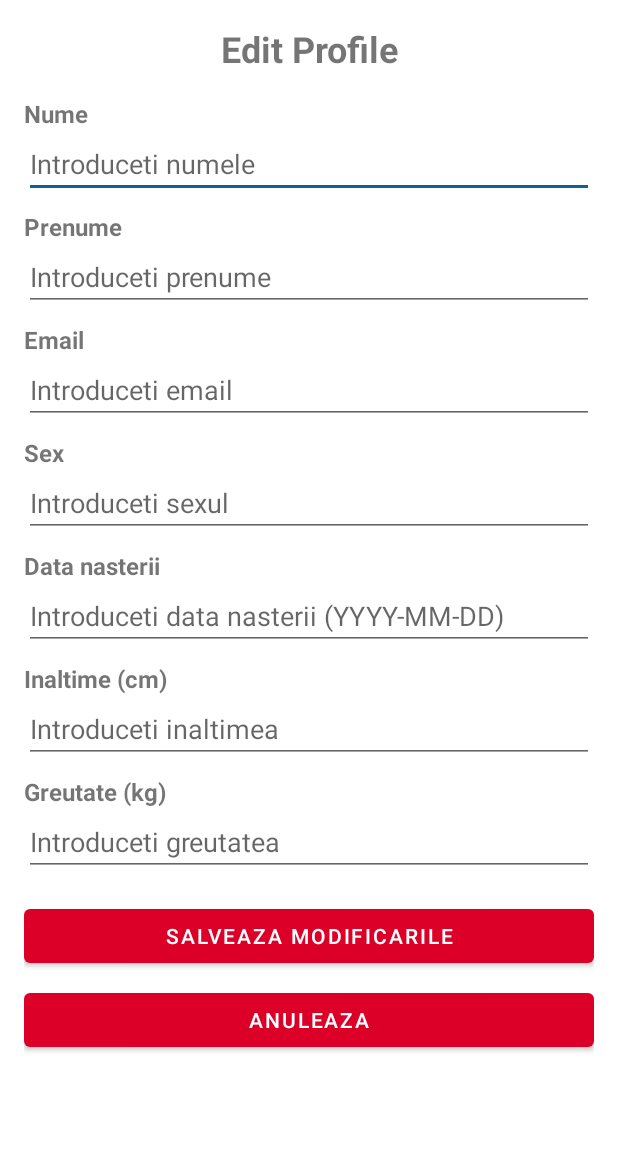
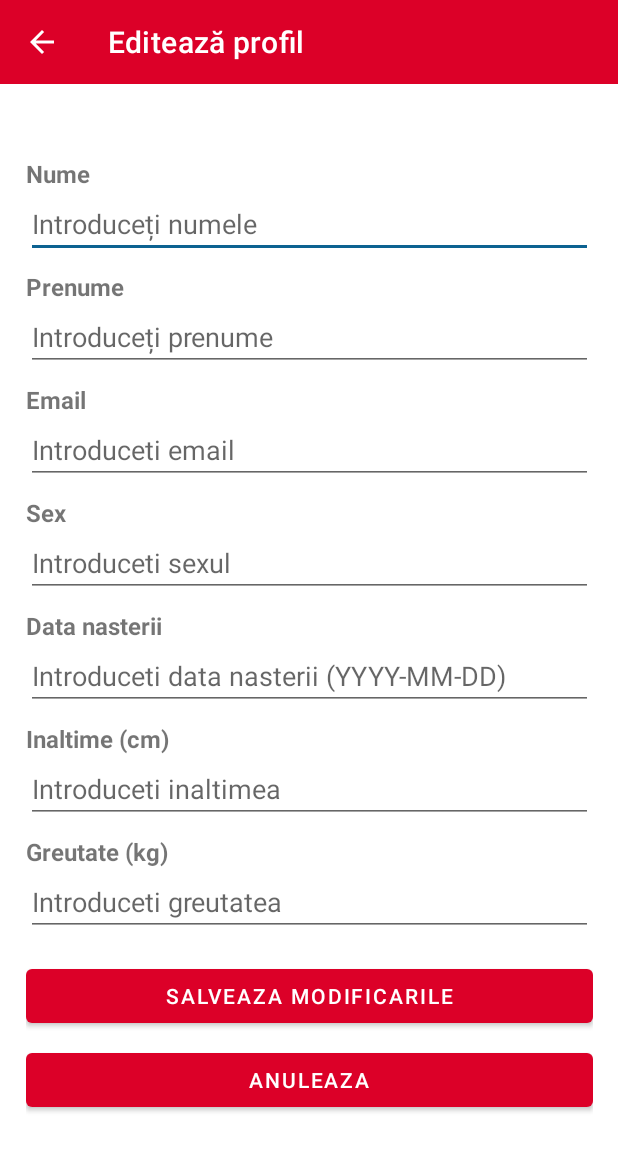
Before and after one commit to AndreiSavaC/Medly, an Android app: the EditProfileActivity screen opened directly, with no data from a screen before it, on a phone screen of 412 x 824 dp. Shown: the top 1151 px of the screen. Run offline under Robolectric (Android 15) with nearby library versions, the phone set to English and light mode, and no system bars; 1 statement that could not run was skipped.

Commit message:
Made the same toolbar on all pages

```diff
--- a/AndroidApp/app/src/main/java/com/example/androidapp/DoctorLandingActivity.kt
+++ b/AndroidApp/app/src/main/java/com/example/androidapp/DoctorLandingActivity.kt
@@ -138,7 +138,7 @@ class DoctorLandingActivity : AppCompatActivity() {
             processedAppointments++
             if (processedAppointments == totalAppointments) {
                 runOnUiThread {
-                    // Sort appointments by date and time
+
                     appointmentsList.sortWith(compareBy({ it.date }, { it.time }))
 
                     appointmentList.removeAllViews()
--- a/AndroidApp/app/src/main/java/com/example/androidapp/EditProfileActivity.kt
+++ b/AndroidApp/app/src/main/java/com/example/androidapp/EditProfileActivity.kt
@@ -1,10 +1,12 @@
 package com.example.androidapp
 
 import android.os.Bundle
+import android.view.MenuItem
 import android.widget.Button
 import android.widget.EditText
 import android.widget.Toast
 import androidx.appcompat.app.AppCompatActivity
+import androidx.appcompat.widget.Toolbar
 import com.example.androidapp.api.RetrofitClient
 import com.example.androidapp.models.UserRequest
 import com.example.androidapp.models.UserResponse
@@ -31,7 +33,13 @@ class EditProfileActivity : AppCompatActivity() {
         super.onCreate(savedInstanceState)
         setContentView(R.layout.activity_edit_profile)
 
-        // Initialize views
+        val toolbar: Toolbar = findViewById(R.id.toolbar)
+        setSupportActionBar(toolbar)
+        supportActionBar?.apply {
+            setDisplayHomeAsUpEnabled(true)
+            setHomeAsUpIndicator(R.drawable.ic_arrow_back)
+        }
+
         editTextFirstName = findViewById(R.id.editTextName)
         editTextLastName = findViewById(R.id.editTextSurname)
         editTextEmail = findViewById(R.id.editTextEmail)
@@ -49,6 +57,17 @@ class EditProfileActivity : AppCompatActivity() {
 
         btnSave.setOnClickListener { saveUserChanges() }
         btnCancel.setOnClickListener { finish() }
+    }
+
+    override fun onOptionsItemSelected(item: MenuItem): Boolean {
+        return when (item.itemId) {
+            android.R.id.home -> {
+                onBackPressedDispatcher.onBackPressed()
+                true
+            }
+
+            else -> super.onOptionsItemSelected(item)
+        }
     }
 
     private fun loadUserData() {
--- a/AndroidApp/app/src/main/res/layout/activity_chat.xml
+++ b/AndroidApp/app/src/main/res/layout/activity_chat.xml
@@ -11,6 +11,7 @@
         android:layout_width="match_parent"
         android:layout_height="?attr/actionBarSize"
         android:background="@color/mainRed"
+        android:fontFamily="@font/montserrat"
         android:theme="@style/ThemeOverlay.AppCompat.Dark.ActionBar"
         app:layout_constraintTop_toTopOf="parent"
         app:title="Chat AI" />
--- a/AndroidApp/app/src/main/res/layout/activity_confirm_appointment.xml
+++ b/AndroidApp/app/src/main/res/layout/activity_confirm_appointment.xml
@@ -11,6 +11,7 @@
         android:layout_width="match_parent"
         android:layout_height="?attr/actionBarSize"
         android:background="@color/mainRed"
+        android:fontFamily="@font/montserrat"
         android:theme="@style/ThemeOverlay.AppCompat.Dark.ActionBar"
         app:layout_constraintTop_toTopOf="parent"
         app:title="Confirmare programare" />
--- a/AndroidApp/app/src/main/res/layout/activity_edit_profile.xml
+++ b/AndroidApp/app/src/main/res/layout/activity_edit_profile.xml
@@ -1,30 +1,35 @@
 <?xml version="1.0" encoding="utf-8"?>
-<androidx.constraintlayout.widget.ConstraintLayout
-    xmlns:android="http://schemas.android.com/apk/res/android"
+<androidx.constraintlayout.widget.ConstraintLayout xmlns:android="http://schemas.android.com/apk/res/android"
+    xmlns:app="http://schemas.android.com/apk/res-auto"
     xmlns:tools="http://schemas.android.com/tools"
     android:layout_width="match_parent"
     android:layout_height="match_parent"
     tools:context=".EditProfileActivity">
 
+    <androidx.appcompat.widget.Toolbar
+        android:id="@+id/toolbar"
+        android:layout_width="match_parent"
+        android:layout_height="?attr/actionBarSize"
+        android:background="@color/mainRed"
+        android:fontFamily="@font/montserrat"
+        android:theme="@style/ThemeOverlay.AppCompat.Dark.ActionBar"
+        app:layout_constraintTop_toTopOf="parent"
+        app:title="Editează profil" />
+
     <ScrollView
-        android:layout_width="match_parent"
-        android:layout_height="match_parent">
+        android:layout_width="410dp"
+        android:layout_height="671dp"
+        app:layout_constraintBottom_toBottomOf="parent"
+        app:layout_constraintEnd_toEndOf="parent"
+        app:layout_constraintStart_toStartOf="parent"
+        app:layout_constraintTop_toBottomOf="@+id/toolbar">
 
         <LinearLayout
             android:layout_width="match_parent"
             android:layout_height="wrap_content"
             android:orientation="vertical"
-            android:padding="16dp">
-
-            <TextView
-                android:id="@+id/textViewTitle"
-                android:layout_width="match_parent"
-                android:layout_height="wrap_content"
-                android:text="Edit Profile"
-                android:textSize="24sp"
-                android:textStyle="bold"
-                android:gravity="center"
-                android:layout_marginBottom="16dp" />
+            android:paddingLeft="16dp"
+            android:paddingRight="16dp">
 
             <!-- Name -->
             <TextView
@@ -38,31 +43,31 @@
                 android:id="@+id/editTextName"
                 android:layout_width="match_parent"
                 android:layout_height="wrap_content"
-                android:hint="Introduceti numele" />
+                android:hint="Introduceți numele" />
 
             <!-- Surname -->
             <TextView
                 android:layout_width="match_parent"
                 android:layout_height="wrap_content"
+                android:layout_marginTop="8dp"
                 android:text="Prenume"
                 android:textSize="16sp"
-                android:textStyle="bold"
-                android:layout_marginTop="8dp" />
+                android:textStyle="bold" />
 
             <EditText
                 android:id="@+id/editTextSurname"
                 android:layout_width="match_parent"
                 android:layout_height="wrap_content"
-                android:hint="Introduceti prenume" />
+                android:hint="Introduceți prenume" />
 
             <!-- Email -->
             <TextView
                 android:layout_width="match_parent"
                 android:layout_height="wrap_content"
+                android:layout_marginTop="8dp"
                 android:text="Email"
                 android:textSize="16sp"
-                android:textStyle="bold"
-                android:layout_marginTop="8dp" />
+                android:textStyle="bold" />
 
             <EditText
                 android:id="@+id/editTextEmail"
@@ -74,10 +79,10 @@
             <TextView
                 android:layout_width="match_parent"
                 android:layout_height="wrap_content"
+                android:layout_marginTop="8dp"
                 android:text="Sex"
                 android:textSize="16sp"
-                android:textStyle="bold"
-                android:layout_marginTop="8dp" />
+                android:textStyle="bold" />
 
             <EditText
                 android:id="@+id/editTextGender"
@@ -89,10 +94,10 @@
             <TextView
                 android:layout_width="match_parent"
                 android:layout_height="wrap_content"
+                android:layout_marginTop="8dp"
                 android:text="Data nasterii"
                 android:textSize="16sp"
-                android:textStyle="bold"
-                android:layout_marginTop="8dp" />
+                android:textStyle="bold" />
 
             <EditText
                 android:id="@+id/editTextBirthDate"
@@ -104,10 +109,10 @@
             <TextView
                 android:layout_width="match_parent"
                 android:layout_height="wrap_content"
+                android:layout_marginTop="8dp"
                 android:text="Inaltime (cm)"
                 android:textSize="16sp"
-                android:textStyle="bold"
-                android:layout_marginTop="8dp" />
+                android:textStyle="bold" />
 
             <EditText
                 android:id="@+id/editTextHeight"
@@ -119,10 +124,10 @@
             <TextView
                 android:layout_width="match_parent"
                 android:layout_height="wrap_content"
+                android:layout_marginTop="8dp"
                 android:text="Greutate (kg)"
                 android:textSize="16sp"
-                android:textStyle="bold"
-                android:layout_marginTop="8dp" />
+                android:textStyle="bold" />
 
             <EditText
                 android:id="@+id/editTextWeight"
@@ -131,19 +136,20 @@
                 android:hint="Introduceti greutatea" />
 
             <!-- Action Buttons -->
+
             <Button
                 android:id="@+id/btnSave"
                 android:layout_width="match_parent"
                 android:layout_height="wrap_content"
-                android:text="Salveaza modificarile"
-                android:layout_marginTop="16dp" />
+                android:layout_marginTop="16dp"
+                android:text="Salveaza modificarile" />
 
             <Button
                 android:id="@+id/btnCancel"
                 android:layout_width="match_parent"
                 android:layout_height="wrap_content"
-                android:text="Anuleaza"
-                android:layout_marginTop="8dp" />
+                android:layout_marginTop="8dp"
+                android:text="Anuleaza" />
 
         </LinearLayout>
     </ScrollView>
--- a/AndroidApp/app/src/main/res/layout/activity_schedule.xml
+++ b/AndroidApp/app/src/main/res/layout/activity_schedule.xml
@@ -9,6 +9,7 @@
         android:layout_width="match_parent"
         android:layout_height="?attr/actionBarSize"
         android:background="@color/mainRed"
+        android:fontFamily="@font/montserrat"
         android:theme="@style/ThemeOverlay.AppCompat.Dark.ActionBar"
         app:layout_constraintTop_toTopOf="parent"
         app:title="Alege data si ora" />
--- a/AndroidApp/app/src/main/res/layout/activity_symptoms.xml
+++ b/AndroidApp/app/src/main/res/layout/activity_symptoms.xml
@@ -11,6 +11,7 @@
         android:layout_width="match_parent"
         android:layout_height="?attr/actionBarSize"
         android:background="@color/mainRed"
+        android:fontFamily="@font/montserrat"
         android:theme="@style/ThemeOverlay.AppCompat.Dark.ActionBar"
         app:layout_constraintTop_toTopOf="parent"
         app:title="Alege simptomele" />
```
Also changed, not shown: AndroidApp/app/src/main/java/com/example/androidapp/AppointmentDetailsActivity.kt (+20 -0 lines), AndroidApp/app/src/main/java/com/example/androidapp/ReportActivity.kt (+19 -0 lines), AndroidApp/app/src/main/res/layout/activity_appointment_details.xml (+7 -15 lines), AndroidApp/app/src/main/res/layout/activity_report.xml (+5 -21 lines), AndroidApp/app/src/main/res/layout/main_menu_view.xml (deleted, +0 -44 lines).
